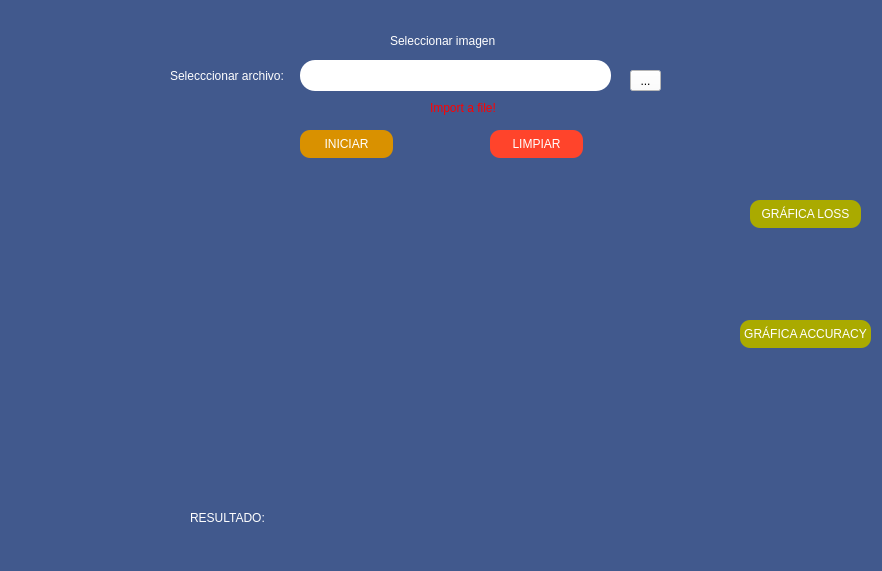
Qt form View/home_view.ui (JuanChandoqui/IA-C3-Proyecto) before a commit.
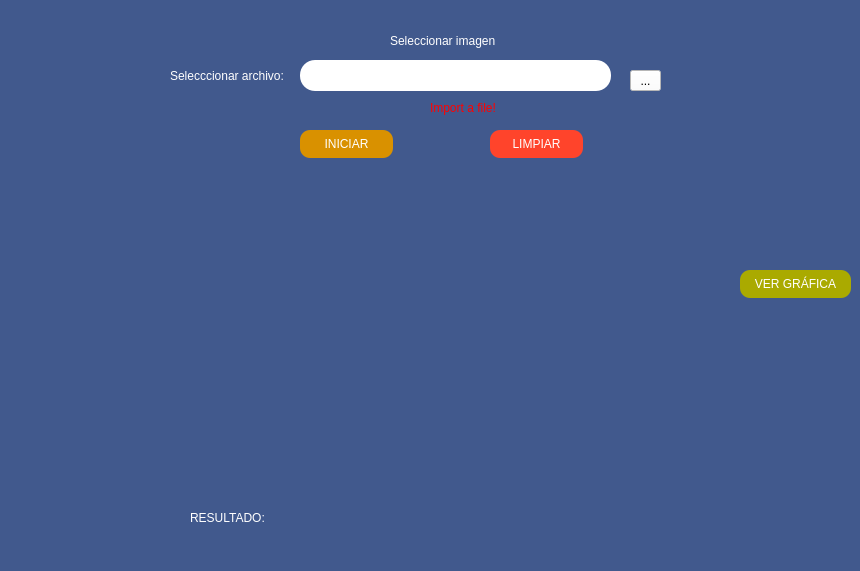
The same form after that commit.

What changed in the file:
```diff
--- a/View/home_view.ui
+++ b/View/home_view.ui
@@ -6,7 +6,7 @@
    <rect>
     <x>0</x>
     <y>0</y>
-    <width>882</width>
+    <width>860</width>
     <height>571</height>
    </rect>
   </property>
@@ -206,31 +206,12 @@
      <string>LIMPIAR</string>
     </property>
    </widget>
-   <widget class="QPushButton" name="pushButton_graficaLoss">
-    <property name="geometry">
-     <rect>
-      <x>750</x>
-      <y>200</y>
-      <width>111</width>
-      <height>28</height>
-     </rect>
-    </property>
-    <property name="styleSheet">
-     <string notr="true">border-radius: 10px;
-font: 75 8pt &quot;MS Shell Dlg 2&quot;;
-color: rgb(255, 255, 255);
-background-color: rgb(170, 170, 0);</string>
-    </property>
-    <property name="text">
-     <string>GRÁFICA LOSS</string>
-    </property>
-   </widget>
-   <widget class="QPushButton" name="pushButton_graficaAccuracy">
+   <widget class="QPushButton" name="pushButton_verGrafica">
     <property name="geometry">
      <rect>
       <x>740</x>
-      <y>320</y>
-      <width>131</width>
+      <y>270</y>
+      <width>111</width>
       <height>28</height>
      </rect>
     </property>
@@ -241,7 +222,7 @@
 background-color: rgb(170, 170, 0);</string>
     </property>
     <property name="text">
-     <string>GRÁFICA ACCURACY</string>
+     <string>VER GRÁFICA</string>
     </property>
    </widget>
   </widget>
```
